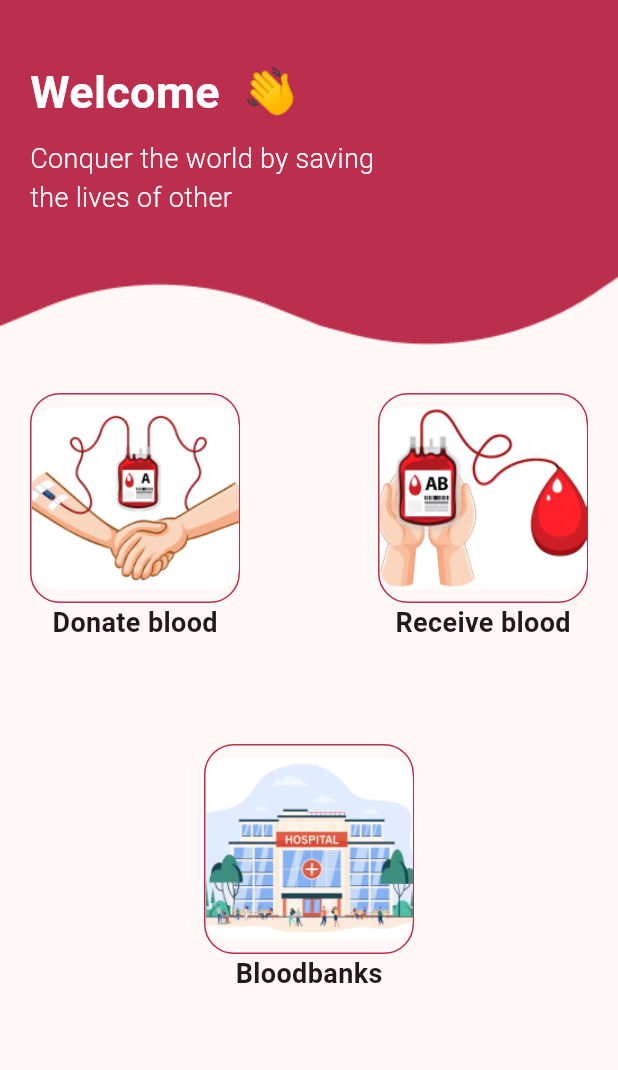
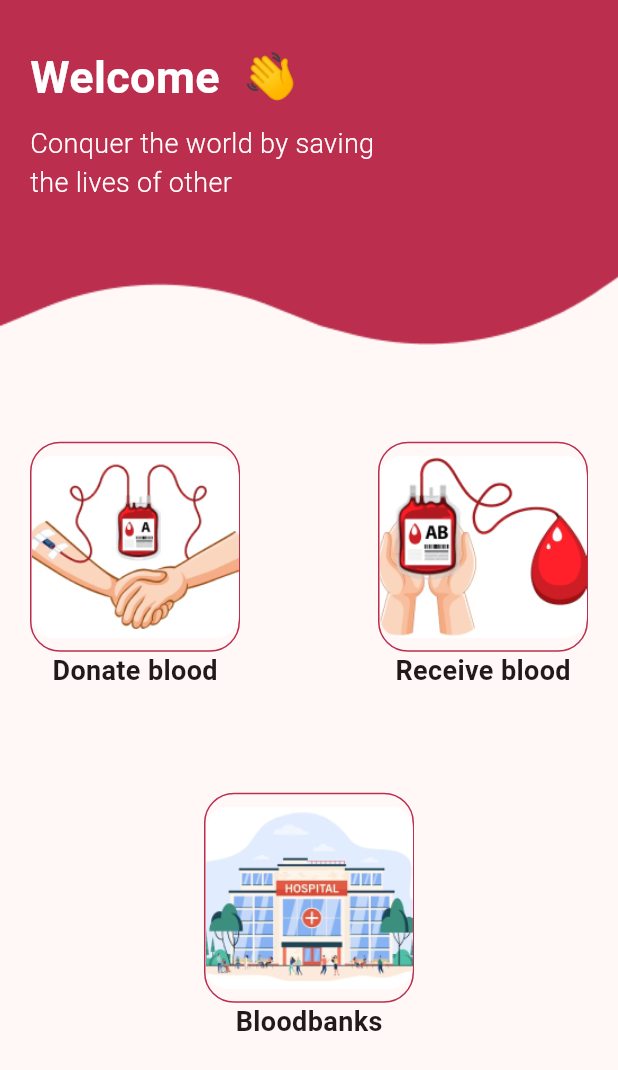
Before and after one commit to rohitbaing08/Bloodbank-Android, a Flutter app: the HomeView screen opened by its route, on a phone screen of 412 x 824 dp. Shown: the top 1070 px of the screen. Run offline on Flutter 3.47's test engine with Material 3 defaults, Android fonts, the phone set to English and light mode, and no system bars; our stand-ins replace cloud_firestore, firebase_auth, firebase_core, fluttertoast, go_router, shared_preferences; accounts and stored records are empty.

Commit message:
Minor fixes

```diff
--- a/lib/view/components/bloodbank_card.dart
+++ b/lib/view/components/bloodbank_card.dart
@@ -40,7 +40,7 @@ class BloodbankCard extends StatelessWidget {
                   mainAxisAlignment: MainAxisAlignment.spaceBetween,
                   children: [
                     SizedBox(
-                      width: 180,
+                      width: 150,
                       child: Column(
                         crossAxisAlignment: CrossAxisAlignment.start,
                         children: [
--- a/lib/view/screens/bloodbanks_list_view.dart
+++ b/lib/view/screens/bloodbanks_list_view.dart
@@ -49,7 +49,6 @@ class BloodbankListView extends StatelessWidget {
                       if (!snapshot.hasData) {
                         return const Center(child: CircularProgressIndicator());
                       } else {
-                        print(snapshot.data[0].name);
                         var data = snapshot.data;
                         return SingleChildScrollView(
                           child: Column(
--- a/lib/view/screens/home_view.dart
+++ b/lib/view/screens/home_view.dart
@@ -35,15 +35,19 @@ class _HomeViewState extends State<HomeView> {
                     child: Image.asset('assets/Images/appbar.png'),
                   ),
                 ),
-                Positioned(
-                  top: 40,
-                  left: 20,
+                Column(
+                  children: [
+                    Align(
+                      alignment: Alignment.topLeft,
+                      child: Padding(
+                        padding: const EdgeInsets.symmetric(
+                            horizontal: 20, vertical: 30),
                         child: SizedBox(
                           child: Column(
                             crossAxisAlignment: CrossAxisAlignment.start,
                             children: [
                               Text(
-                          '${'Welcome ${value.currentUser.name}'} 👋',
+                                '${'Welcome ${value.currentUser.name.split(' ')[0]}'} 👋',
                                 style: const TextStyle(
                                     fontSize: 30,
                                     fontWeight: FontWeight.bold,
@@ -64,21 +68,21 @@ class _HomeViewState extends State<HomeView> {
                           ),
                         ),
                       ),
-                Padding(
-                  padding:
-                      const EdgeInsets.symmetric(horizontal: 20, vertical: 10),
-                  child: Column(
-                    mainAxisAlignment: MainAxisAlignment.center,
-                    children: [
-                      Container(
-                        margin: const EdgeInsets.only(top: 100),
+                    ),
+                    Expanded(
+                      child: Padding(
+                        padding: const EdgeInsets.symmetric(
+                            horizontal: 20, vertical: 10),
+                        child: Center(
+                          child: SizedBox(
                             height: 400,
                             child: Column(
                               mainAxisAlignment: MainAxisAlignment.spaceBetween,
                               crossAxisAlignment: CrossAxisAlignment.center,
                               children: [
                                 Row(
-                              mainAxisAlignment: MainAxisAlignment.spaceBetween,
+                                  mainAxisAlignment:
+                                      MainAxisAlignment.spaceBetween,
                                   children: [
                                     Column(
                                       children: [
@@ -89,8 +93,8 @@ class _HomeViewState extends State<HomeView> {
                                           child: Container(
                                             decoration: BoxDecoration(
                                                 border: Border.all(
-                                                color:
-                                                    LightAppColors().seedColor),
+                                                    color: LightAppColors()
+                                                        .seedColor),
                                                 borderRadius:
                                                     BorderRadius.circular(20)),
                                             height: 140,
@@ -116,8 +120,8 @@ class _HomeViewState extends State<HomeView> {
                                           child: Container(
                                             decoration: BoxDecoration(
                                                 border: Border.all(
-                                                color:
-                                                    LightAppColors().seedColor),
+                                                    color: LightAppColors()
+                                                        .seedColor),
                                                 borderRadius:
                                                     BorderRadius.circular(20)),
                                             height: 140,
@@ -145,7 +149,8 @@ class _HomeViewState extends State<HomeView> {
                                       child: Container(
                                         decoration: BoxDecoration(
                                             border: Border.all(
-                                            color: LightAppColors().seedColor),
+                                                color:
+                                                    LightAppColors().seedColor),
                                             borderRadius:
                                                 BorderRadius.circular(20)),
                                         height: 140,
@@ -165,9 +170,11 @@ class _HomeViewState extends State<HomeView> {
                               ],
                             ),
                           ),
-                    ],
                         ),
                       ),
+                    ),
+                  ],
+                )
               ],
             );
           }
```
Lines whose indentation alone changed are shown as unchanged.
